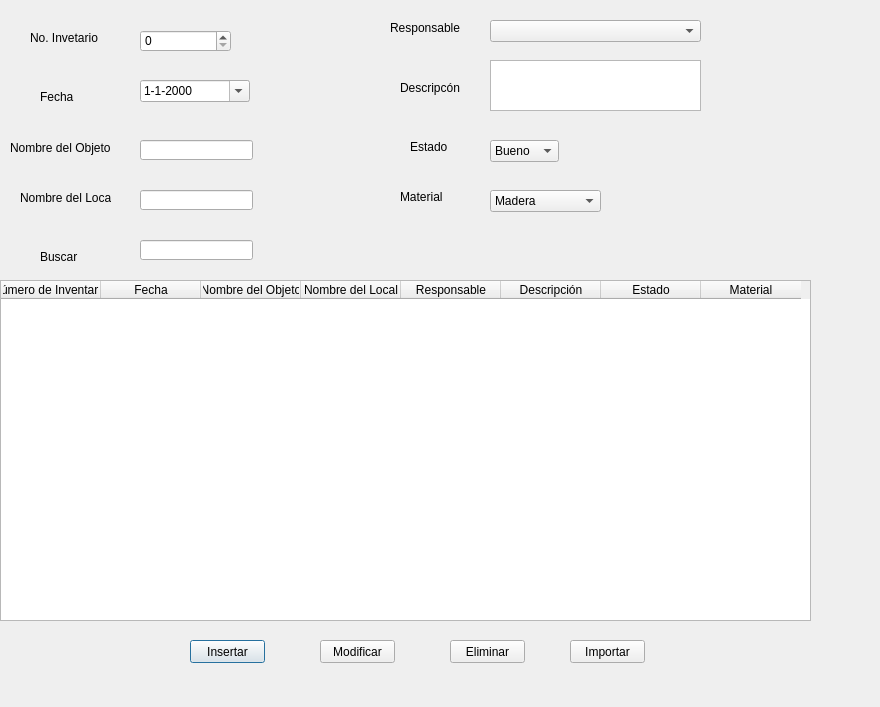
Marquetty/Medioss, file vistas/ui/lista_mueble.ui: the form before one commit.
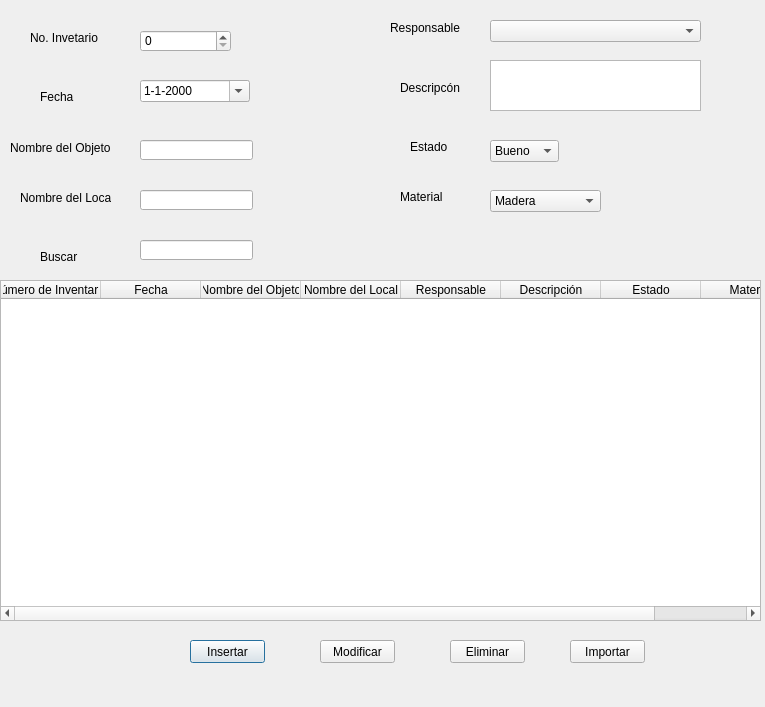
The form after the commit.

```diff
--- a/vistas/ui/lista_mueble.ui
+++ b/vistas/ui/lista_mueble.ui
@@ -6,7 +6,7 @@
    <rect>
     <x>0</x>
     <y>0</y>
-    <width>880</width>
+    <width>765</width>
     <height>707</height>
    </rect>
   </property>
@@ -18,7 +18,7 @@
     <rect>
      <x>0</x>
      <y>280</y>
-     <width>811</width>
+     <width>761</width>
      <height>341</height>
     </rect>
    </property>
```
